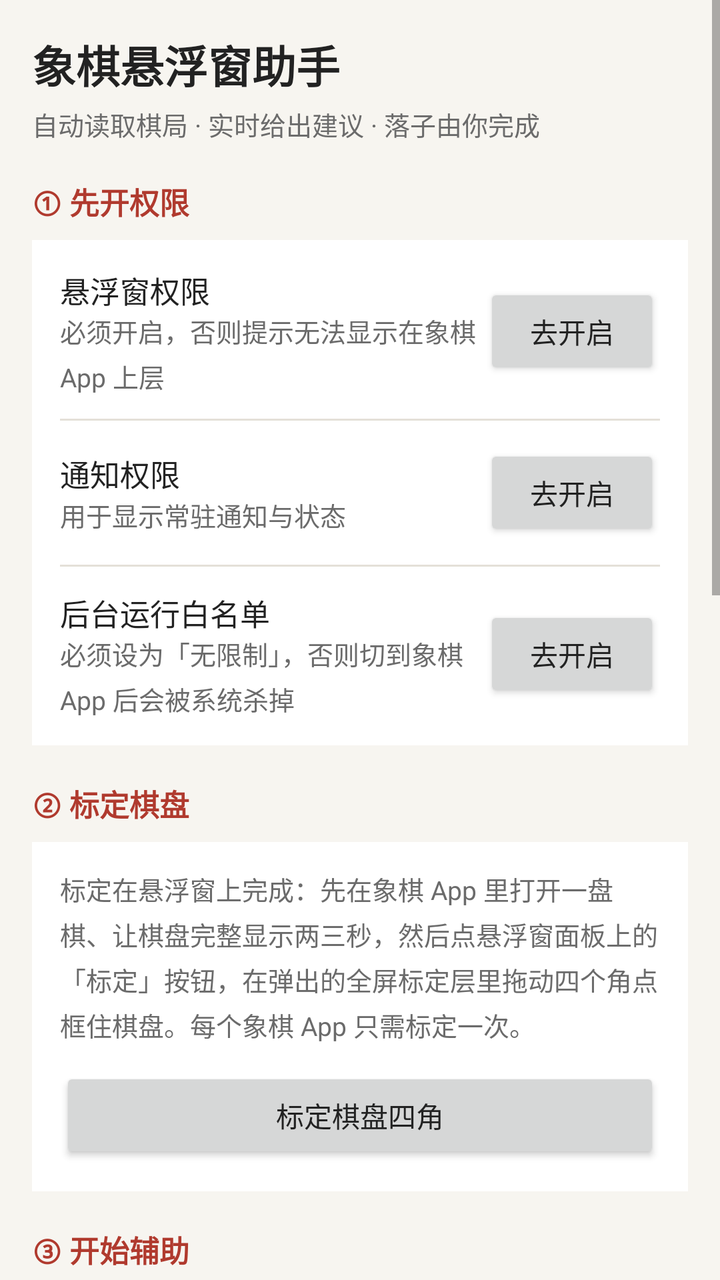
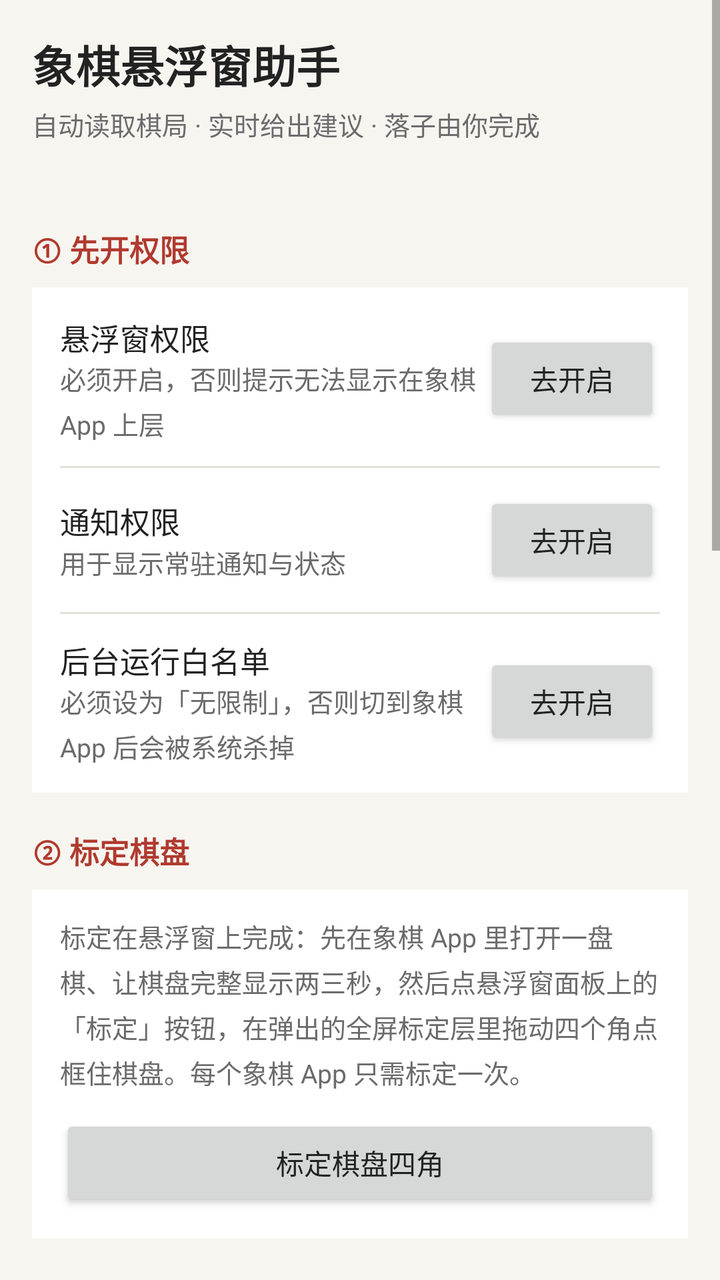

Before-and-after screenshots of an Android layout around one commit, followed by the original layout XML and the change that was made.
<!-- AndroidManifest.xml: application theme AppTheme -->
<!-- res/layout/activity_main.xml -->
<?xml version="1.0" encoding="utf-8"?>
<ScrollView xmlns:android="http://schemas.android.com/apk/res/android"
    android:layout_width="match_parent"
    android:layout_height="match_parent"
    android:background="@color/bg"
    android:fillViewport="true">

    <LinearLayout
        android:layout_width="match_parent"
        android:layout_height="wrap_content"
        android:orientation="vertical"
        android:padding="16dp">

        <TextView
            android:layout_width="wrap_content"
            android:layout_height="wrap_content"
            android:text="@string/title"
            android:textColor="@color/text_primary"
            android:textSize="22sp"
            android:textStyle="bold" />

        <TextView
            android:layout_width="match_parent"
            android:layout_height="wrap_content"
            android:layout_marginTop="4dp"
            android:text="@string/subtitle"
            style="@style/Body" />

        <TextView
            android:id="@+id/tvAbiWarning"
            android:layout_width="match_parent"
            android:layout_height="wrap_content"
            android:layout_marginTop="12dp"
            android:background="#FDECEA"
            android:padding="12dp"
            android:textColor="@color/bad"
            android:textSize="13sp"
            android:visibility="gone" />

        
        <TextView
            android:layout_width="wrap_content"
            android:layout_height="wrap_content"
            android:layout_marginTop="18dp"
            android:text="@string/card_permission"
            style="@style/SectionTitle" />

        <LinearLayout
            android:layout_width="match_parent"
            android:layout_height="wrap_content"
            android:layout_marginTop="8dp"
            android:background="@color/card"
            android:orientation="vertical"
            android:padding="14dp">

            <LinearLayout
                android:layout_width="match_parent"
                android:layout_height="wrap_content"
                android:gravity="center_vertical"
                android:orientation="horizontal">

                <LinearLayout
                    android:layout_width="0dp"
                    android:layout_height="wrap_content"
                    android:layout_weight="1"
                    android:orientation="vertical">

                    <TextView
                        android:layout_width="wrap_content"
                        android:layout_height="wrap_content"
                        android:text="@string/perm_overlay"
                        android:textColor="@color/text_primary"
                        android:textSize="15sp" />

                    <TextView
                        android:id="@+id/tvOverlayDesc"
                        android:layout_width="match_parent"
                        android:layout_height="wrap_content"
                        android:text="@string/perm_overlay_desc"
                        style="@style/Body" />
                </LinearLayout>

                <Button
                    android:id="@+id/btnOverlay"
                    android:layout_width="wrap_content"
                    android:layout_height="wrap_content"
                    android:minWidth="88dp"
                    android:text="@string/action_grant" />
            </LinearLayout>

            <View
                android:layout_width="match_parent"
                android:layout_height="1dp"
                android:layout_marginTop="12dp"
                android:background="@color/divider" />

            <LinearLayout
                android:layout_width="match_parent"
                android:layout_height="wrap_content"
                android:layout_marginTop="12dp"
                android:gravity="center_vertical"
                android:orientation="horizontal">

                <LinearLayout
                    android:layout_width="0dp"
                    android:layout_height="wrap_content"
                    android:layout_weight="1"
                    android:orientation="vertical">

                    <TextView
                        android:layout_width="wrap_content"
                        android:layout_height="wrap_content"
                        android:text="@string/perm_notification"
                        android:textColor="@color/text_primary"
                        android:textSize="15sp" />

                    <TextView
                        android:id="@+id/tvNotifDesc"
                        android:layout_width="match_parent"
                        android:layout_height="wrap_content"
                        android:text="@string/perm_notification_desc"
                        style="@style/Body" />
                </LinearLayout>

                <Button
                    android:id="@+id/btnNotif"
                    android:layout_width="wrap_content"
                    android:layout_height="wrap_content"
                    android:minWidth="88dp"
                    android:text="@string/action_grant" />
            </LinearLayout>

            <View
                android:layout_width="match_parent"
                android:layout_height="1dp"
                android:layout_marginTop="12dp"
                android:background="@color/divider" />

            <LinearLayout
                android:layout_width="match_parent"
                android:layout_height="wrap_content"
                android:layout_marginTop="12dp"
                android:gravity="center_vertical"
                android:orientation="horizontal">

                <LinearLayout
                    android:layout_width="0dp"
                    android:layout_height="wrap_content"
                    android:layout_weight="1"
                    android:orientation="vertical">

                    <TextView
                        android:layout_width="wrap_content"
                        android:layout_height="wrap_content"
                        android:text="@string/perm_battery"
                        android:textColor="@color/text_primary"
                        android:textSize="15sp" />

                    <TextView
                        android:id="@+id/tvBatteryDesc"
                        android:layout_width="match_parent"
                        android:layout_height="wrap_content"
                        android:text="@string/perm_battery_desc"
                        style="@style/Body" />
                </LinearLayout>

                <Button
                    android:id="@+id/btnBattery"
                    android:layout_width="wrap_content"
                    android:layout_height="wrap_content"
                    android:minWidth="88dp"
                    android:text="@string/action_grant" />
            </LinearLayout>
        </LinearLayout>

        
        <TextView
            android:layout_width="wrap_content"
            android:layout_height="wrap_content"
            android:layout_marginTop="18dp"
            android:text="@string/card_setup"
            style="@style/SectionTitle" />

        <LinearLayout
            android:layout_width="match_parent"
            android:layout_height="wrap_content"
            android:layout_marginTop="8dp"
            android:background="@color/card"
            android:orientation="vertical"
            android:padding="14dp">

            <TextView
                android:id="@+id/tvSetupHint"
                android:layout_width="match_parent"
                android:layout_height="wrap_content"
                android:text="@string/setup_hint"
                style="@style/Body" />

            <Button
                android:id="@+id/btnCalibrate"
                android:layout_width="match_parent"
                android:layout_height="wrap_content"
                android:layout_marginTop="12dp"
                android:text="@string/action_calibrate" />
        </LinearLayout>

        
        <TextView
            android:layout_width="wrap_content"
            android:layout_height="wrap_content"
            android:layout_marginTop="18dp"
            android:text="@string/card_run"
            style="@style/SectionTitle" />

        <LinearLayout
            android:layout_width="match_parent"
            android:layout_height="wrap_content"
            android:layout_marginTop="8dp"
            android:background="@color/card"
            android:orientation="vertical"
            android:padding="14dp">

            <Button
                android:id="@+id/btnStart"
                android:layout_width="match_parent"
                android:layout_height="wrap_content"
                android:text="@string/action_start"
                android:textSize="16sp" />

            <Button
                android:id="@+id/btnStop"
                android:layout_width="match_parent"
                android:layout_height="wrap_content"
                android:layout_marginTop="8dp"
                android:enabled="false"
                android:text="@string/action_stop" />

            <Button
                android:id="@+id/btnDiag"
                android:layout_width="match_parent"
                android:layout_height="wrap_content"
                android:layout_marginTop="8dp"
                android:text="诊断信息（不显示 / 不工作时点这里）"
                android:textSize="13sp" />

            <TextView
                android:id="@+id/tvRuntime"
                android:layout_width="match_parent"
                android:layout_height="wrap_content"
                android:layout_marginTop="12dp"
                android:text="@string/status_idle"
                android:textColor="@color/text_primary"
                android:textSize="13sp" />
        </LinearLayout>

        
        <TextView
            android:layout_width="wrap_content"
            android:layout_height="wrap_content"
            android:layout_marginTop="18dp"
            android:text="@string/card_help"
            style="@style/SectionTitle" />

        <LinearLayout
            android:layout_width="match_parent"
            android:layout_height="wrap_content"
            android:layout_marginTop="8dp"
            android:layout_marginBottom="24dp"
            android:background="@color/card"
            android:orientation="vertical"
            android:padding="14dp">

            <TextView
                android:layout_width="match_parent"
                android:layout_height="wrap_content"
                android:text="@string/help_text"
                style="@style/Body" />
        </LinearLayout>
    </LinearLayout>
</ScrollView>
<!-- resources referenced by this layout -->
<resources>
  <color name="bad">#C0392B</color>
  <color name="bg">#F7F5F0</color>
  <color name="card">#FFFFFF</color>
  <color name="divider">#E4E0D8</color>
  <color name="text_primary">#222222</color>
  <string name="action_calibrate">标定棋盘四角</string>
  <string name="action_grant">去开启</string>
  <string name="action_start">启动悬浮窗辅助</string>
  <string name="action_stop">停止</string>
  <string name="card_help">使用说明</string>
  <string name="card_permission">① 先开权限</string>
  <string name="card_run">③ 开始辅助</string>
  <string name="card_setup">② 标定棋盘</string>
  <string name="help_text">推荐按这个顺序操作：\n\n① 给悬浮窗权限、点「启动悬浮窗辅助」并允许录屏。\n② 打开象棋 App，进入一盘棋，让棋盘完整显示两三秒。\n③ 点悬浮窗面板上的「标定」按钮：屏幕会变成标定画面（象棋 App 的截图），拖动 4 个角点框住棋盘最外圈的四个交叉点，选好我方颜色，点「确认标定」。每个象棋 App 只需标定一次。\n④ 标定层自动关闭后正常下棋。对手每落一子，悬浮窗会自动识别局势，并告诉你怎么走。\n⑤ 你照着建议在象棋 App 里手动落子即可，它会继续跟。\n\n注意：本工具只提供建议，不会代替你落子。请遵守游戏平台的使用条款，建议仅在人机对战或练习模式中使用。</string>
  <string name="perm_battery">后台运行白名单</string>
  <string name="perm_battery_desc">必须设为「无限制」，否则切到象棋 App 后会被系统杀掉</string>
  <string name="perm_notification">通知权限</string>
  <string name="perm_notification_desc">用于显示常驻通知与状态</string>
  <string name="perm_overlay">悬浮窗权限</string>
  <string name="perm_overlay_desc">必须开启，否则提示无法显示在象棋 App 上层</string>
  <string name="setup_hint">标定在悬浮窗上完成：先在象棋 App 里打开一盘棋、让棋盘完整显示两三秒，然后点悬浮窗面板上的「标定」按钮，在弹出的全屏标定层里拖动四个角点框住棋盘。每个象棋 App 只需标定一次。</string>
  <string name="status_idle">未启动</string>
  <string name="subtitle">自动读取棋局 · 实时给出建议 · 落子由你完成</string>
  <string name="title">象棋悬浮窗助手</string>
  <style name="Body">
          <item name="android:textColor">@color/text_secondary</item>
          <item name="android:textSize">13sp</item>
          <item name="android:lineSpacingExtra">4dp</item>
      </style>
  <style name="SectionTitle">
          <item name="android:textColor">@color/primary</item>
          <item name="android:textSize">15sp</item>
          <item name="android:textStyle">bold</item>
      </style>
  <style name="AppTheme" parent="@android:style/Theme.Material.Light">
          <item name="android:colorPrimary">@color/primary</item>
          <item name="android:colorPrimaryDark">@color/primary_dark</item>
          <item name="android:colorAccent">@color/accent</item>
          <item name="android:windowBackground">@color/bg</item>
          <item name="android:textColorPrimary">@color/text_primary</item>
          <item name="android:statusBarColor">@color/primary_dark</item>
      </style>
  <color name="text_secondary">#6B6B6B</color>
  <color name="primary">#B03A2E</color>
  <color name="primary_dark">#7B2B22</color>
  <color name="accent">#C0392B</color>
</resources>

<!-- the commit's change to res/layout/activity_main.xml (unified diff, before → after) -->
@@ -26,6 +26,16 @@
             android:text="@string/subtitle"
             style="@style/Body" />
 
+        
+        <TextView
+            android:id="@+id/tvVersion"
+            android:layout_width="match_parent"
+            android:layout_height="wrap_content"
+            android:layout_marginTop="6dp"
+            android:textColor="@color/text_secondary"
+            android:textSize="13sp"
+            android:textStyle="bold" />
+
         <TextView
             android:id="@+id/tvAbiWarning"
             android:layout_width="match_parent"
<!-- resource entries referenced after the edit -->
@@ -13,7 +13,7 @@
   <string name="card_permission">① 先开权限</string>
   <string name="card_run">③ 开始辅助</string>
   <string name="card_setup">② 标定棋盘</string>
-  <string name="help_text">推荐按这个顺序操作：\n\n① 给悬浮窗权限、点「启动悬浮窗辅助」并允许录屏。\n② 打开象棋 App，进入一盘棋，让棋盘完整显示两三秒。\n③ 点悬浮窗面板上的「标定」按钮：屏幕会变成标定画面（象棋 App 的截图），拖动 4 个角点框住棋盘最外圈的四个交叉点，选好我方颜色，点「确认标定」。每个象棋 App 只需标定一次。\n④ 标定层自动关闭后正常下棋。对手每落一子，悬浮窗会自动识别局势，并告诉你怎么走。\n⑤ 你照着建议在象棋 App 里手动落子即可，它会继续跟。\n\n注意：本工具只提供建议，不会代替你落子。请遵守游戏平台的使用条款，建议仅在人机对战或练习模式中使用。</string>
+  <string name="help_text">推荐按这个顺序操作：\n\n① 给悬浮窗权限、点「启动悬浮窗辅助」并允许录屏。\n② 打开象棋 App，进入一盘棋，让棋盘完整显示两三秒。\n③ 点悬浮窗面板上的「标定」按钮：屏幕会变成标定画面（象棋 App 的截图），拖动 4 个角点框住棋盘最外圈的四个交叉点，选好我方颜色，点「确认标定」。每个象棋 App 只需标定一次。\n④ 标定层自动关闭后正常下棋。对手每落一子，悬浮窗会自动识别局势，并告诉你怎么走。\n⑤ 你照着建议在象棋 App 里手动落子即可，它会继续跟。\n\n⑥ 每次更新后请看首屏顶部的版本号：若装完仍是旧版本号，说明系统没有真正覆盖安装（通常是签名不一致），请在系统设置里卸载旧版，再装新包。\n\n注意：本工具只提供建议，不会代替你落子。请遵守游戏平台的使用条款，建议仅在人机对战或练习模式中使用。</string>
   <string name="perm_battery">后台运行白名单</string>
   <string name="perm_battery_desc">必须设为「无限制」，否则切到象棋 App 后会被系统杀掉</string>
   <string name="perm_notification">通知权限</string>
